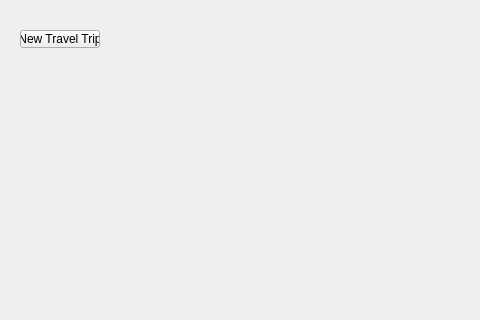
The window that mainwindow.ui (oppaii230205/travel-agency-management) describes before a commit, drawn with Qt 5; both pictures show x 0 to 480 and y 0 to 320 of the 800 by 600 pixel window.
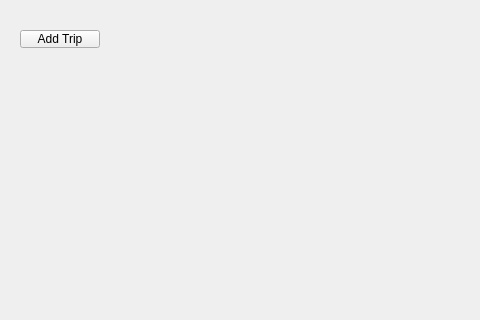
The same window after the commit.

Commit message: Finish logic for linking 3 layers, finish AddTrip() function

What changed in the file:
```diff
--- a/mainwindow.ui
+++ b/mainwindow.ui
@@ -24,7 +24,7 @@
      </rect>
     </property>
     <property name="text">
-     <string>New Travel Trip</string>
+     <string>Add Trip</string>
     </property>
    </widget>
   </widget>
```
Left out of the diff: 2 changed lines with no effect on the pictures. The commit also changes 17 other files.
